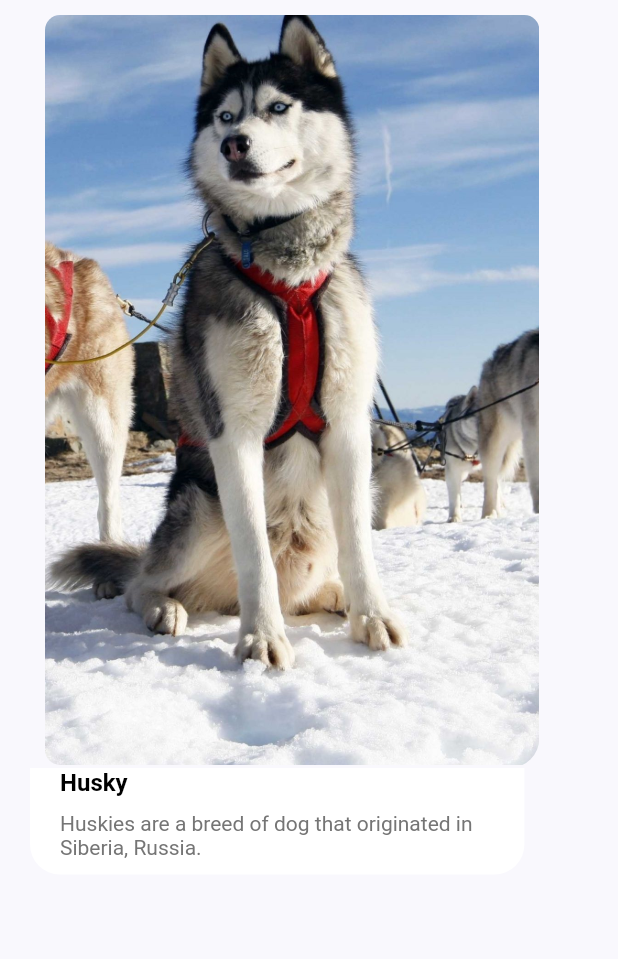
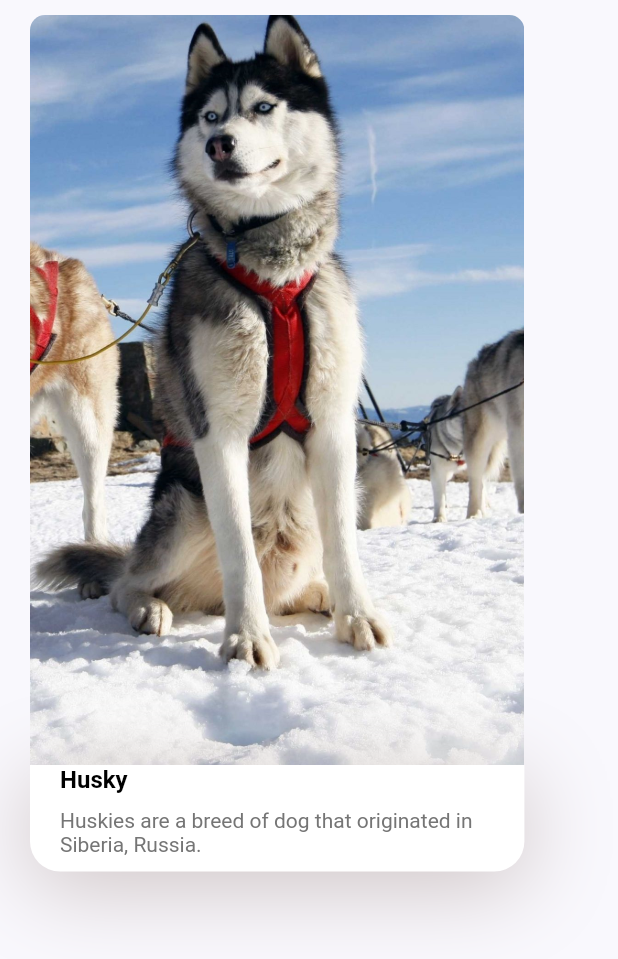
Before and after one commit to tom-kelly25/doggy-details, a Flutter app: what featuredCard() shows on an empty page, opened directly, on a phone screen of 412 x 824 dp. Shown: the top 959 px of the screen. Run offline on Flutter 3.47's test engine with Material 2 defaults, Android fonts, the phone set to English and light mode, and no system bars; our stand-ins replace flutter_svg.

Commit message:
20:32 17/03/2023

```diff
--- a/doggy_details/lib/screens/home/components/feature.dart
+++ b/doggy_details/lib/screens/home/components/feature.dart
@@ -16,19 +16,18 @@ class featuredCard extends StatelessWidget {
       child: Column(
         children: <Widget>[
           ClipRRect(
-            borderRadius: BorderRadius.only(
-              bottomLeft: Radius.circular(kDefaultPadding),
-              bottomRight: Radius.circular(kDefaultPadding),
-            ),
             child: Container(
               margin: EdgeInsets.only(
-                  left: kDefaultPadding,
-                  top: kDefaultPadding / 2,
-                  bottom: kDefaultPadding / 10),
+                left: kDefaultPadding,
+                top: kDefaultPadding / 2,
+              ),
               width: size.width * 0.8,
               height: 500,
               decoration: BoxDecoration(
-                borderRadius: BorderRadius.circular(10),
+                borderRadius: BorderRadius.only(
+                  topLeft: Radius.circular(10),
+                  topRight: Radius.circular(10),
+                ),
                 image: DecorationImage(
                   fit: BoxFit.cover,
                   image: AssetImage(
@@ -40,14 +39,22 @@ class featuredCard extends StatelessWidget {
           ),
           Container(
             width: size.width * 0.8,
-            margin: EdgeInsets.symmetric(
-              horizontal: kDefaultPadding,
+            margin: EdgeInsets.only(
+              left: kDefaultPadding,
+              bottom: kDefaultPadding * 2,
             ),
             decoration: BoxDecoration(
               borderRadius: BorderRadius.only(
                 bottomLeft: Radius.circular(kDefaultPadding),
                 bottomRight: Radius.circular(kDefaultPadding),
               ),
+              boxShadow: [
+                BoxShadow(
+                  offset: Offset(0, 10),
+                  blurRadius: 50,
+                  color: kPrimaryColor.withOpacity(0.23),
+                )
+              ],
               color: Colors.white,
             ),
             child: Padding(
@@ -65,7 +72,9 @@ class featuredCard extends StatelessWidget {
                       fontSize: 16.0,
                     ),
                   ),
-                  SizedBox(height: kDefaultPadding / 2),
+                  SizedBox(
+                    height: kDefaultPadding / 2,
+                  ),
                   Text(
                     'Huskies are a breed of dog that originated in Siberia, Russia.',
                     style: TextStyle(
--- a/doggy_details/lib/screens/home/components/recomendcards.dart
+++ b/doggy_details/lib/screens/home/components/recomendcards.dart
@@ -18,8 +18,8 @@ class recomendcards extends StatelessWidget {
       child: Row(
         children: [
           recomend(
-            image: "assets/img/german shepherd.png",
-            title: "german shepherd",
+            image: "assets/img/labrador.png",
+            title: "labrador",
             press: () {
               Navigator.push(
                 context,
@@ -30,8 +30,8 @@ class recomendcards extends StatelessWidget {
             },
           ),
           recomend(
-            image: "assets/img/labrador.png",
-            title: "labrador",
+            image: "assets/img/german shepherd.png",
+            title: "german shepherd",
             press: () {},
           ),
           recomend(
```
